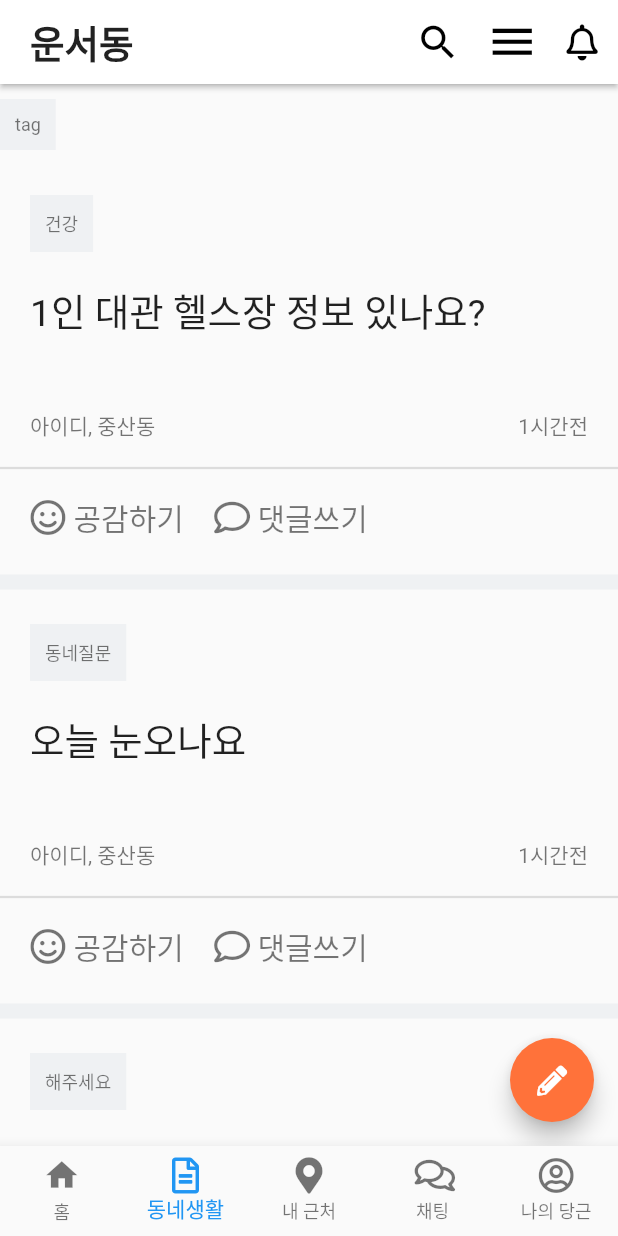
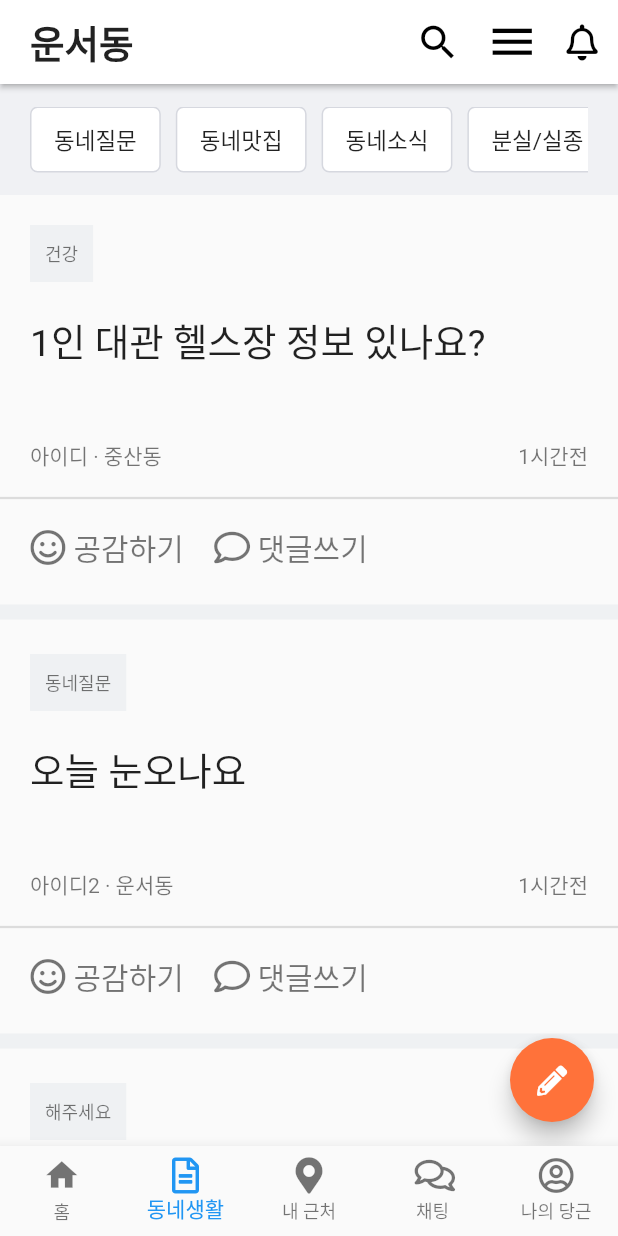
Before and after one commit to betternormal/app-ui-replica, a Flutter app: the screen it shows after launch, on a phone screen of 412 x 824 dp. Run offline on Flutter 3.47's test engine with Material 2 defaults, Android fonts, the phone set to English and light mode, and no system bars; our stand-ins replace font_awesome_flutter.

Commit message:
동네생활 페이지 완료

```diff
--- a/lib/components/home_page_list_item.dart
+++ b/lib/components/home_page_list_item.dart
@@ -8,7 +8,7 @@ class HomePageListItem extends StatelessWidget {
     required this.thumbnail,
     required this.title,
     required this.subtitle,
-    required this.author,
+    required this.price,
     required this.publishDate,
     required this.readDuration,
   }) : super(key: key);
@@ -16,7 +16,7 @@ class HomePageListItem extends StatelessWidget {
   final Widget thumbnail;
   final String title;
   final String subtitle;
-  final String author;
+  final String price;
   final String publishDate;
   final String readDuration;
 
@@ -42,7 +42,7 @@ class HomePageListItem extends StatelessWidget {
                 child: HomePageArticle(
                   title: title,
                   subtitle: subtitle,
-                  author: author,
+                  price: price,
                   publishDate: publishDate,
                   readDuration: readDuration,
                 ),
--- a/lib/components/life_style_screen_article.dart
+++ b/lib/components/life_style_screen_article.dart
@@ -66,7 +66,7 @@ class LifeStyleScreenArticle extends StatelessWidget {
                   mainAxisAlignment: MainAxisAlignment.spaceBetween,
                   children: [
                     Text(
-                        '아이디, 중산동',
+                        author,
                       style: TextStyle(
                         color: Colors.black54
                       ),
--- a/lib/screens/life_style_screen.dart
+++ b/lib/screens/life_style_screen.dart
@@ -1,6 +1,5 @@
 import 'package:carrot_clone/components/life_style_screen_list_item.dart';
 import 'package:flutter/material.dart';
-import 'package:carrot_clone/components/post_tile.dart';
 import 'package:font_awesome_flutter/font_awesome_flutter.dart';
 
 class LifeStyleScreen extends StatefulWidget {
@@ -15,60 +14,46 @@ class _LifeStyleScreenState extends State<LifeStyleScreen> {
     await Future.delayed(const Duration(seconds: 1));
   }
 
-  List<PostTile> sentencesList = [
-    PostTile(sentenceKor: '야호', sentenceEng: 'yahoo',),
-    PostTile(sentenceKor: '야호2', sentenceEng: 'yahoo2',),
-    PostTile(sentenceKor: '야호3', sentenceEng: 'yahoo3',),
-    PostTile(sentenceKor: '야호4', sentenceEng: 'yahoo4',),
-    PostTile(sentenceKor: '야호5', sentenceEng: 'yahoo5',),
-    PostTile(sentenceKor: '야호', sentenceEng: 'yahoo',),
-    PostTile(sentenceKor: '야호2', sentenceEng: 'yahoo2',),
-    PostTile(sentenceKor: '야호3', sentenceEng: 'yahoo3',),
-    PostTile(sentenceKor: '야호4', sentenceEng: 'yahoo4',),
-    PostTile(sentenceKor: '야호5', sentenceEng: 'yahoo5',),
-    PostTile(sentenceKor: '야호', sentenceEng: 'yahoo',),
-  ];
-
   List<LifeStyleScreenListItem> postList = [
     LifeStyleScreenListItem(
       title: '1인 대관 헬스장 정보 있나요?',
       tag: '건강',
-      author: 'Flutter',
+      author: '아이디 · 중산동',
       publishDate: 'Feb 26',
       readDuration: '12 mins',
     ),
     LifeStyleScreenListItem(
       title: '오늘 눈오나요',
       tag: '동네질문',
-      author: 'Dash',
+      author: '아이디2 · 운서동',
       publishDate: 'Dec 28',
       readDuration: '5 mins',
     ),
     LifeStyleScreenListItem(
       title: '젤네일 제거 해주실분',
       tag: '해주세요',
-      author: 'Dash',
+      author: '아이디3 · 운서동',
       publishDate: 'Dec 28',
       readDuration: '5 mins',
     ),
     LifeStyleScreenListItem(
       title: '미니행거 무료나눔',
       tag: '해주세요',
-      author: 'Flutter',
+      author: '아이디 · 중산동',
       publishDate: 'Feb 26',
       readDuration: '12 mins',
     ),
     LifeStyleScreenListItem(
       title: '책상팝니다',
       tag: '해주세요',
-      author: 'Dash',
+      author: '아이디 · 중산동',
       publishDate: 'Dec 28',
       readDuration: '5 mins',
     ),
     LifeStyleScreenListItem(
       title: '미니행거 무료나눔',
       tag: '해주세요',
-      author: 'Flutter',
+      author: '아이디 · 중산동',
       publishDate: 'Feb 26',
       readDuration: '12 mins',
     ),
@@ -86,25 +71,26 @@ class _LifeStyleScreenState extends State<LifeStyleScreen> {
           } else {
             return Column(
               children: [
-                Row(
-                  children: <Widget>[
-                    Padding(
-                      padding: const EdgeInsets.symmetric(vertical: 10.0),
-                      child: Container(
-                        padding: EdgeInsets.all(10.0),
-                        color: Color(0xFFeff1f3),
-                        child: Text(
-                          'tag',
-                          maxLines: 2,
-                          overflow: TextOverflow.ellipsis,
-                          style: const TextStyle(
-                            fontSize: 12.0,
-                            color: Colors.black54,
-                          ),
-                        ),
+                Container(
+                  color: Color(0xFFf0f1f4),
+                  child: Padding(
+                    padding: const EdgeInsets.symmetric(horizontal: 20.0, vertical: 15.0),
+                    child: SingleChildScrollView(
+                      scrollDirection: Axis.horizontal,
+                      child: Row(
+                        children: <Widget>[
+                          TagItem(tagTitle: '동네질문'),
+                          TagItem(tagTitle: '동네맛집'),
+                          TagItem(tagTitle: '동네소식'),
+                          TagItem(tagTitle: '분실/실종'),
+                          TagItem(tagTitle: '동네질문'),
+                          TagItem(tagTitle: '동네맛집'),
+                          TagItem(tagTitle: '동네소식'),
+                          TagItem(tagTitle: '분실/실종'),
+                        ],
                       ),
                     ),
-                  ],
+                  ),
                 ),
                 Expanded(
                   child: ListView.separated(
@@ -141,3 +127,36 @@ class _LifeStyleScreenState extends State<LifeStyleScreen> {
     );
   }
 }
+
+class TagItem extends StatelessWidget {
+
+  final String tagTitle;
+  TagItem({required this.tagTitle});
+
+  @override
+  Widget build(BuildContext context) {
+    return Padding(
+      padding: const EdgeInsets.only(right: 10.0),
+      child: Container(
+        decoration: BoxDecoration(
+          color: Colors.white,
+          border: Border.all(
+            width: 1,
+            color: Color(0xFFd6d8df),
+          ),
+          borderRadius: BorderRadius.circular(5)
+        ),
+        padding: EdgeInsets.symmetric(vertical: 10, horizontal: 15),
+        child: Text(
+          tagTitle,
+          maxLines: 2,
+          overflow: TextOverflow.ellipsis,
+          style: const TextStyle(
+            fontSize: 15.0,
+            color: Colors.black87,
+          ),
+        ),
+      ),
+    );
+  }
+}
```
Also changed, not shown: lib/components/home_page_article.dart (+4 -16 lines), lib/components/post_tile.dart (deleted, +0 -44 lines), lib/screens/home_page_screen.dart (+12 -30 lines).
